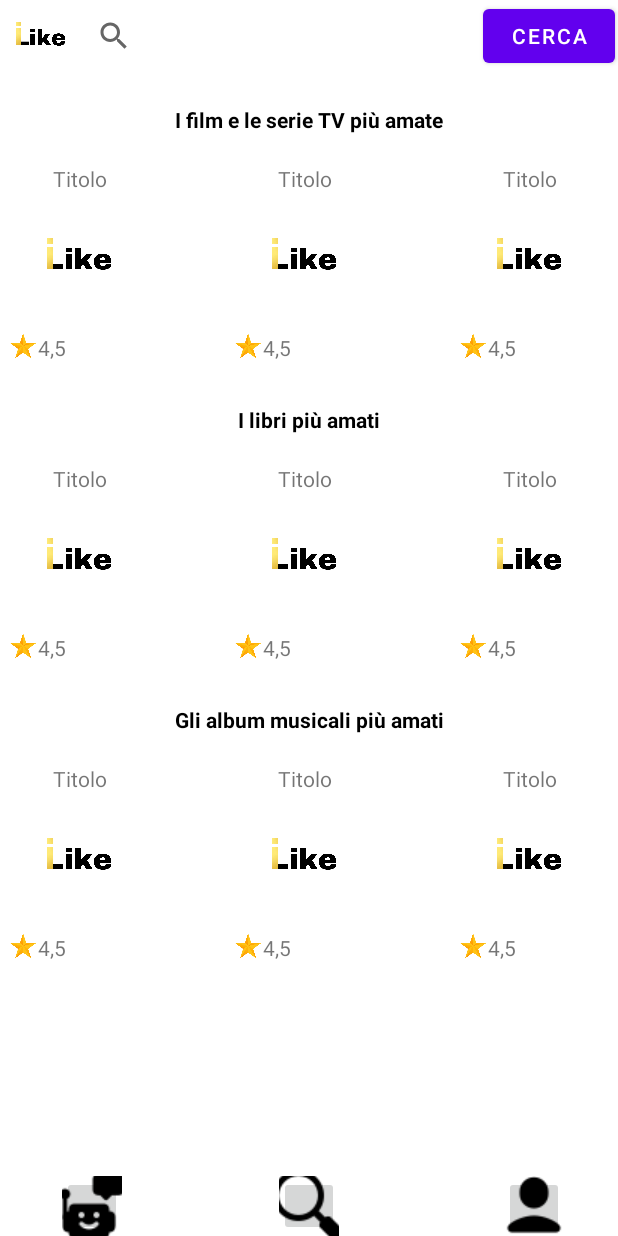
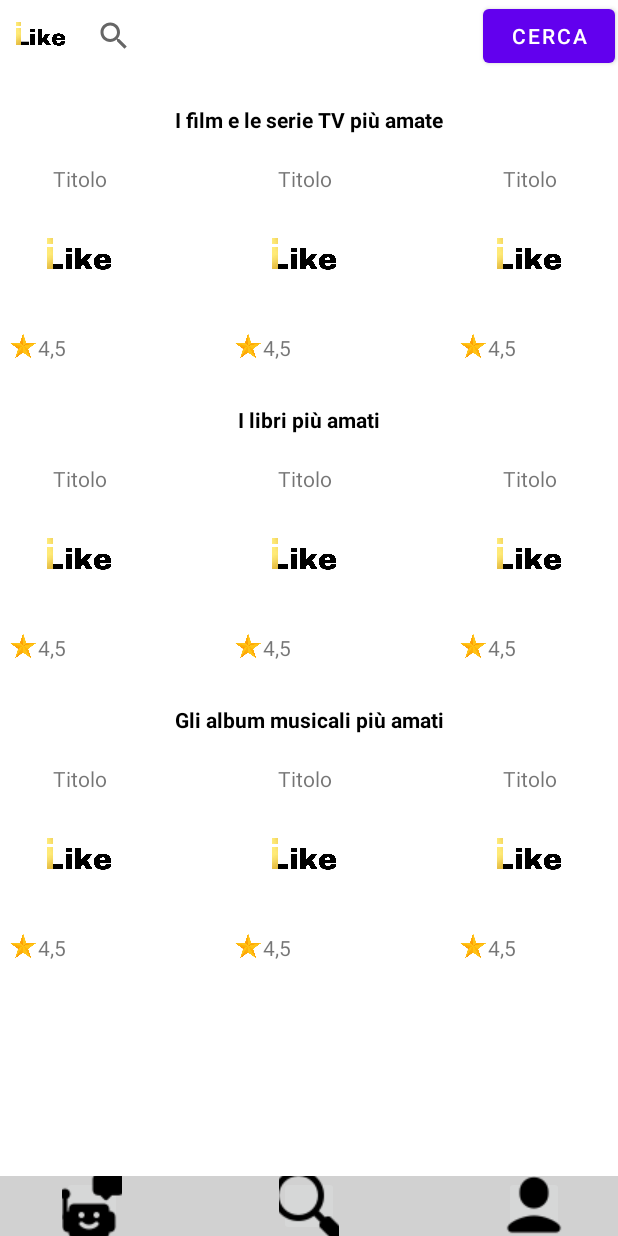
Before and after one commit to francesco-giorgione/iLike_Classe03, an Android app: the layout activity_visualizzazione_homepage.xml on its own in the app's theme, with its tools: preview values and no code run, on a phone screen of 412 x 824 dp. Run offline under Robolectric (Android 15) with nearby library versions, the phone set to English and light mode, and no system bars.

Commit message:
[IS] Modifiche footer

```diff
--- a/app/src/main/res/layout/activity_visualizzazione_homepage.xml
+++ b/app/src/main/res/layout/activity_visualizzazione_homepage.xml
@@ -488,12 +488,15 @@
 
     </RelativeLayout>
 
+
+    <!--FOOTER -->
+
     <RelativeLayout
         android:id="@+id/footer"
         android:layout_width="match_parent"
         android:layout_height="wrap_content"
         android:layout_alignParentBottom="true"
-        android:background="#FFF"
+        android:background="#D1D1D1"
         android:gravity="center" >
 
         <ImageButton
```
